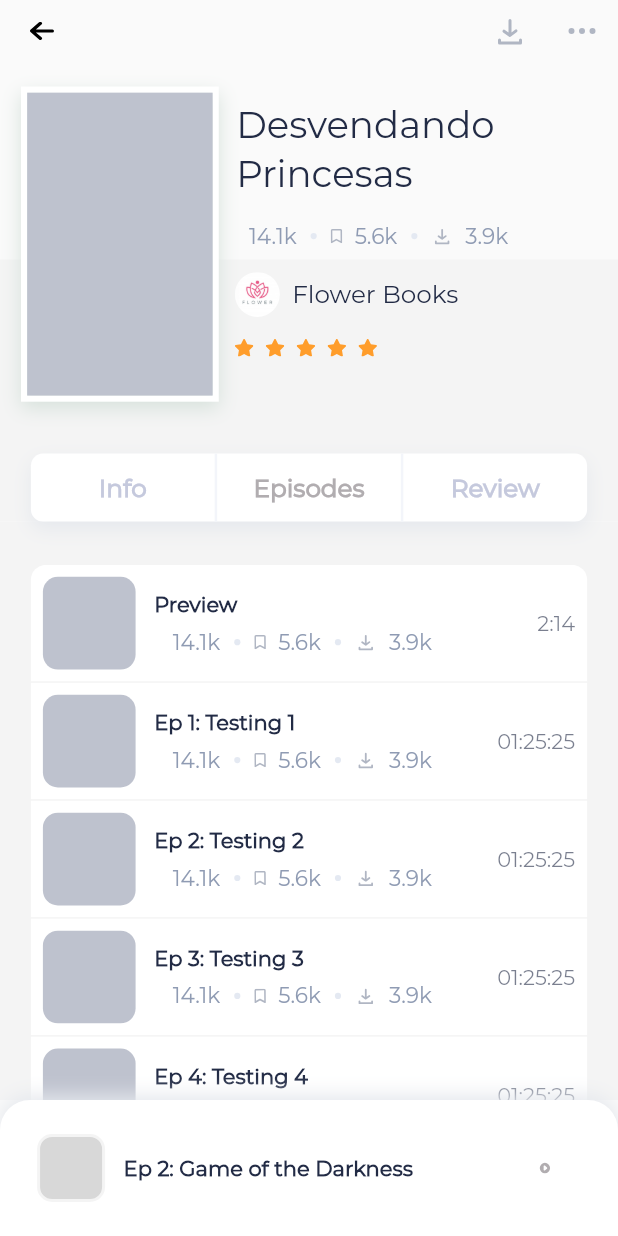
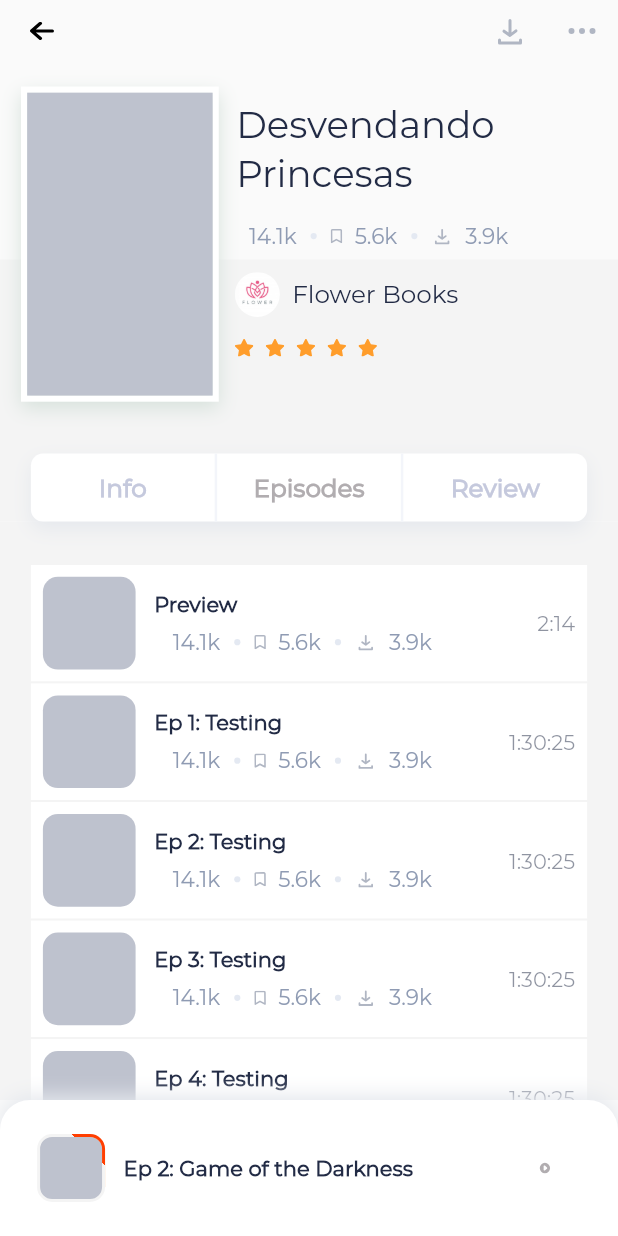
Before and after one commit to gairick-saha/book, a Flutter app: the screen it shows after launch, after a tap on an icon or button, on a phone screen of 412 x 824 dp. Run offline on Flutter 3.47's test engine with Material 2 defaults, Android fonts, the phone set to English and light mode, and no system bars; our stand-ins replace flutter_svg, get; missing offline and left inert: epub_viewer; project files that could hold a hidden picture were left out.

Commit message:
bottom miniplayer indicator border added

```diff
--- /dev/null
+++ b/lib/constants/duration_format.dart
@@ -0,0 +1,25 @@
+class DurationFormatter {
+  static String formatDuration(Duration d) {
+    var seconds = d.inSeconds;
+    final days = seconds ~/ Duration.secondsPerDay;
+    seconds -= days * Duration.secondsPerDay;
+    final hours = seconds ~/ Duration.secondsPerHour;
+    seconds -= hours * Duration.secondsPerHour;
+    final minutes = seconds ~/ Duration.secondsPerMinute;
+    seconds -= minutes * Duration.secondsPerMinute;
+
+    final List<String> tokens = [];
+    if (days != 0) {
+      tokens.add('$days');
+    }
+    if (tokens.isNotEmpty || hours != 0) {
+      tokens.add('$hours');
+    }
+    if (tokens.isNotEmpty || minutes != 0) {
+      tokens.add('$minutes');
+    }
+    tokens.add('$seconds');
+
+    return tokens.join(':');
+  }
+}
--- a/lib/controller/book_controller.dart
+++ /dev/null
@@ -1,14 +0,0 @@
-import 'package:get/get.dart';
-
-class BookController extends GetxController {
-  double _initialRating = 0;
-  double _totalRating = 4;
-
-  double get initialRating => _initialRating;
-  double get totalRating => _totalRating;
-
-  void updateRating(value) {
-    _totalRating = value;
-    update();
-  }
-}
--- a/lib/models/episode_model.dart
+++ b/lib/models/episode_model.dart
@@ -1,9 +1,78 @@
 class EpisodeModel {
+  final int episodeNumber;
   final String episodeTitle;
-  final Duration time;
+  final Duration episodeDuration;
 
   EpisodeModel({
+    this.episodeNumber,
     this.episodeTitle,
-    this.time,
+    this.episodeDuration,
   });
 }
+
+EpisodeModel get previewEpisode => EpisodeModel(
+      episodeNumber: 0,
+      episodeTitle: 'Preview',
+      episodeDuration: Duration(
+        hours: 0,
+        minutes: 30,
+        seconds: 25,
+      ),
+    );
+
+List<EpisodeModel> get allEpisodes => [
+      EpisodeModel(
+        episodeNumber: 1,
+        episodeTitle: 'Destiny',
+        episodeDuration: Duration(
+          hours: 0,
+          minutes: 30,
+          seconds: 20,
+        ),
+      ),
+      EpisodeModel(
+        episodeNumber: 2,
+        episodeTitle: 'Game of the Darkness',
+        episodeDuration: Duration(
+          hours: 0,
+          minutes: 30,
+          seconds: 20,
+        ),
+      ),
+      EpisodeModel(
+        episodeNumber: 3,
+        episodeTitle: 'Andora Icelands ',
+        episodeDuration: Duration(
+          hours: 1,
+          minutes: 25,
+          seconds: 0,
+        ),
+      ),
+      EpisodeModel(
+        episodeNumber: 4,
+        episodeTitle: 'Destiny',
+        episodeDuration: Duration(
+          hours: 0,
+          minutes: 30,
+          seconds: 20,
+        ),
+      ),
+      EpisodeModel(
+        episodeNumber: 5,
+        episodeTitle: 'Game of the Darkness',
+        episodeDuration: Duration(
+          hours: 0,
+          minutes: 30,
+          seconds: 20,
+        ),
+      ),
+      EpisodeModel(
+        episodeNumber: 6,
+        episodeTitle: 'Andora Icelands ',
+        episodeDuration: Duration(
+          hours: 1,
+          minutes: 25,
+          seconds: 0,
+        ),
+      ),
+    ];
--- a/lib/ui/screens/detail_book_screen.dart
+++ b/lib/ui/screens/detail_book_screen.dart
@@ -181,8 +181,8 @@ Widget _bannerWidget(
             },
           ),
           BookCover(
-            width: screenWidth * 0.375,
-            height: screenHeight * 0.26,
+            screenWidth: screenWidth * 0.375,
+            screenHeight: screenHeight * 0.26,
             cornerRadius: 10.0,
             colour: Color(0xff838589),
           ),
--- a/lib/ui/screens/episodes_resume_screen.dart
+++ b/lib/ui/screens/episodes_resume_screen.dart
@@ -1,14 +1,15 @@
 import 'dart:io';
 import 'package:book/ui/screens/detail_book_screen.dart';
+import 'package:book/ui/screens/episode_screen.dart';
 import 'package:book/ui/widgets/backButton_widget.dart';
 import 'package:book/ui/widgets/book_cover_widget.dart';
 import 'package:book/ui/widgets/book_popularity_widget.dart';
 import 'package:book/ui/widgets/divider_widget.dart';
 import 'package:book/ui/widgets/episode_card_widget.dart';
-import 'package:book/ui/widgets/episode_preview_card_widget.dart';
 import 'package:book/ui/widgets/rating_widget.dart';
 import 'package:flutter/material.dart';
 import 'package:flutter_svg/flutter_svg.dart';
+import 'package:get/get.dart';
 
 class EpisodesResumeScreen extends StatelessWidget {
   const EpisodesResumeScreen({Key key}) : super(key: key);
@@ -88,6 +89,8 @@ class EpisodesResumeScreen extends StatelessWidget {
                             left: width * 0.043,
                           ),
                           child: BookPopularityWidget(
+                            screenWidth: width,
+                            screenHeight: height,
                             leftText: '14.1k',
                             middleText: '5.6k',
                             rightText: '3.9k',
@@ -136,7 +139,10 @@ class EpisodesResumeScreen extends StatelessWidget {
                             ),
                           ],
                         ),
-                        RatingWidget(),
+                        RatingWidget(
+                          screenWidth: width,
+                          screenHeight: height,
+                        ),
                       ],
                     ),
                   ),
@@ -160,8 +166,8 @@ class EpisodesResumeScreen extends StatelessWidget {
                       ),
                       child: BookCover(
                         cornerRadius: 0.0,
-                        width: width * 0.3,
-                        height: height * 0.245,
+                        screenWidth: width * 0.3,
+                        screenHeight: height * 0.245,
                         colour: Color(0xffbec2ce),
                       ),
                     ),
@@ -193,27 +199,42 @@ class EpisodesResumeScreen extends StatelessWidget {
             itemCount: 10,
             itemBuilder: ((BuildContext context, int index) {
               if (index == 0) {
-                return EpisodePreviewCardWidget(
+                return InkWell(
+                  onTap: () {
+                    print('List Item : $index');
+                    Get.to(() => EpisodeScreen());
+                  },
+                  child: EpisodeCardWidget(
                     screenHeight: height,
                     screenWidth: width,
+                    episodeTitle: 'Preview',
+                    episodeDuration: Duration(
+                      minutes: 2,
+                      seconds: 14,
+                    ),
+                  ),
                 );
               } else {
-                return EpisodeCardWidget(
+                return InkWell(
+                  onTap: () {
+                    print('List Item : $index');
+                  },
+                  child: EpisodeCardWidget(
                     screenHeight: height,
                     screenWidth: width,
-                  episodeIndex: index,
-                  episodeTitle: 'Testing $index',
+                    episodeTitle: 'Ep $index: Testing',
                     episodeDuration: Duration(
                       hours: 1,
-                    minutes: 25,
+                      minutes: 30,
                       seconds: 25,
+                    ),
                   ),
                 );
               }
             }),
             separatorBuilder: (BuildContext context, _) => CustomDivider(
-              width: width * 0.9,
-              height: height * 0.001,
+              screenWidth: width * 0.09,
+              screenHeight: height * 0.0015,
               shape: BoxShape.rectangle,
               color: Color(0xfff4f4f4),
             ),
@@ -315,8 +336,8 @@ Widget _navButton(
         ),
       ),
       CustomDivider(
-        width: screenWidth * 0.004,
-        height: screenHeight * 0.055,
+        screenWidth: screenWidth * 0.004,
+        screenHeight: screenHeight * 0.055,
         shape: BoxShape.rectangle,
         color: Color(0xfff3f5fa),
       ),
@@ -342,8 +363,8 @@ Widget _navButton(
         ),
       ),
       CustomDivider(
-        width: screenWidth * 0.004,
-        height: screenHeight * 0.055,
+        screenWidth: screenWidth * 0.004,
+        screenHeight: screenHeight * 0.055,
         shape: BoxShape.rectangle,
         color: Color(0xfff3f5fa),
       ),
@@ -399,12 +420,14 @@ Widget _bottomSheet(
       ),
       child: Row(
         children: [
+          Stack(
+            children: [
               Container(
-            clipBehavior: Clip.hardEdge,
+                clipBehavior: Clip.none,
                 width: screenWidth * 0.11,
                 height: screenHeight * 0.055,
                 decoration: BoxDecoration(
-              color: Color(0xffd8d8d8),
+                  color: Color(0xffbec2ce),
                   borderRadius: BorderRadius.all(
                     Radius.circular(10.0),
                   ),
@@ -413,6 +436,54 @@ Widget _bottomSheet(
                     width: 2,
                   ),
                 ),
+              ),
+              ShaderMask(
+                shaderCallback: (rect) {
+                  return SweepGradient(
+                      colors: [
+                        Color(0xffff7e00),
+                        Colors.transparent,
+                      ],
+                      center: Alignment.topCenter,
+                      startAngle: 0.0,
+                      endAngle: 1.5,
+                      stops: [
+                        0.5,
+                        0.5,
+                      ]).createShader(rect);
+                },
+                child: Container(
+                  width: screenWidth * 0.11,
+                  height: screenHeight * 0.055,
+                  decoration: BoxDecoration(
+                    color: Colors.transparent,
+                    borderRadius: BorderRadius.all(
+                      Radius.circular(10.0),
+                    ),
+                    border: Border.all(
+                      color: Color(0xffff7e00),
+                      width: 2,
+                    ),
+                  ),
+                ),
+              ),
+
+              // Container(
+              //   clipBehavior: Clip.hardEdge,
+              //   width: screenWidth * 0.11,
+              //   height: screenHeight * 0.055,
+              //   decoration: BoxDecoration(
+              //     // color: Color(0xffff7e00),
+              //     borderRadius: BorderRadius.all(
+              //       Radius.circular(10.0),
+              //     ),
+              //     border: Border.all(
+              //       color: Color(0xffff7e00),
+              //       width: 2,
+              //     ),
+              //   ),
+              // ),
+            ],
           ),
           SizedBox(
             width: screenWidth * 0.03,
--- a/lib/ui/widgets/backButton_widget.dart
+++ b/lib/ui/widgets/backButton_widget.dart
@@ -16,7 +16,6 @@ class BackButtonWidget extends StatelessWidget {
       highlightColor: Colors.transparent,
       icon: this.icon,
       onPressed: () {
-        print('appbar back button');
         Get.offAll(
           () => this.route,
         );
--- a/lib/ui/widgets/book_cover_widget.dart
+++ b/lib/ui/widgets/book_cover_widget.dart
@@ -4,14 +4,14 @@ import 'package:get/get.dart';
 
 class BookCover extends GetWidget<EpubController> {
   final double cornerRadius;
-  final double width;
-  final double height;
+  final double screenWidth;
+  final double screenHeight;
   final Color colour;
 
   BookCover({
     @required this.cornerRadius,
-    @required this.width,
-    @required this.height,
+    @required this.screenWidth,
+    @required this.screenHeight,
     @required this.colour,
   });
 
@@ -22,8 +22,8 @@ class BookCover extends GetWidget<EpubController> {
         controller.openBook();
       },
       child: Container(
-        width: this.width,
-        height: this.height,
+        width: this.screenWidth,
+        height: this.screenHeight,
         decoration: BoxDecoration(
           borderRadius: BorderRadius.all(
             Radius.circular(this.cornerRadius),
--- a/lib/ui/widgets/book_popularity_widget.dart
+++ b/lib/ui/widgets/book_popularity_widget.dart
@@ -3,6 +3,8 @@ import 'package:flutter/material.dart';
 import 'package:flutter_svg/flutter_svg.dart';
 
 class BookPopularityWidget extends StatelessWidget {
+  final double screenHeight;
+  final double screenWidth;
   final String leftText;
   final String middleText;
   final String rightText;
@@ -11,13 +13,12 @@ class BookPopularityWidget extends StatelessWidget {
     @required this.leftText,
     @required this.middleText,
     @required this.rightText,
+    @required this.screenHeight,
+    @required this.screenWidth,
   });
 
   @override
   Widget build(BuildContext context) {
-    final width = MediaQuery.of(context).size.width;
-    final height = MediaQuery.of(context).size.height;
-
     return Row(
       mainAxisSize: MainAxisSize.min,
       children: [
@@ -27,13 +28,13 @@ class BookPopularityWidget extends StatelessWidget {
             color: Color(0xff8f9bb3),
             fontWeight: FontWeight.w500,
             fontFamily: "Montserrat",
-            fontSize: width * 0.035,
+            fontSize: screenWidth * 0.035,
           ),
           textAlign: TextAlign.left,
         ),
         CustomDivider(
-          width: width * 0.055,
-          height: height * 0.005,
+          screenWidth: screenWidth * 0.055,
+          screenHeight: screenHeight * 0.005,
           shape: BoxShape.circle,
           color: Color(0xffe4e9f2),
         ),
@@ -41,7 +42,7 @@ class BookPopularityWidget extends StatelessWidget {
           children: [
             Padding(
               padding: EdgeInsets.only(
-                right: width * 0.02,
+                right: screenWidth * 0.02,
               ),
               child: SvgPicture.asset(
                 'assets/icons/save.svg',
@@ -54,16 +55,15 @@ class BookPopularityWidget extends StatelessWidget {
                 color: Color(0xff8f9bb3),
                 fontWeight: FontWeight.w500,
                 fontFamily: "Montserrat",
-                fontStyle: FontStyle.normal,
-                fontSize: width * 0.035,
+                fontSize: screenWidth * 0.035,
               ),
               textAlign: TextAlign.left,
-            )
+            ),
           ],
         ),
         CustomDivider(
-          width: width * 0.055,
-          height: height * 0.005,
+          screenWidth: screenWidth * 0.055,
+          screenHeight: screenHeight * 0.005,
           shape: BoxShape.circle,
           color: Color(0xffe4e9f2),
         ),
@@ -71,11 +71,11 @@ class BookPopularityWidget extends StatelessWidget {
           children: [
             Padding(
               padding: EdgeInsets.only(
-                right: width * 0.02,
+                right: screenWidth * 0.02,
               ),
               child: SvgPicture.asset(
                 'assets/icons/download.svg',
-                width: width * 0.035,
+                width: screenWidth * 0.035,
                 color: Color(0xffb0b6c3),
               ),
             ),
@@ -85,8 +85,7 @@ class BookPopularityWidget extends StatelessWidget {
                 color: Color(0xff8f9bb3),
                 fontWeight: FontWeight.w500,
                 fontFamily: "Montserrat",
-                fontStyle: FontStyle.normal,
-                fontSize: width * 0.035,
+                fontSize: screenWidth * 0.035,
               ),
               textAlign: TextAlign.left,
             )
--- a/lib/ui/widgets/divider_widget.dart
+++ b/lib/ui/widgets/divider_widget.dart
@@ -1,14 +1,14 @@
 import 'package:flutter/material.dart';
 
 class CustomDivider extends StatelessWidget {
-  final double width;
-  final double height;
+  final double screenWidth;
+  final double screenHeight;
   final BoxShape shape;
   final Color color;
 
   const CustomDivider({
-    @required this.width,
-    @required this.height,
+    @required this.screenWidth,
+    @required this.screenHeight,
     @required this.shape,
     @required this.color,
   });
@@ -16,8 +16,8 @@ class CustomDivider extends StatelessWidget {
   @override
   Widget build(BuildContext context) {
     return SizedBox(
-      width: this.width,
-      height: this.height,
+      width: this.screenWidth,
+      height: this.screenHeight,
       child: DecoratedBox(
         decoration: BoxDecoration(
           // color: Color(0xffe4e9f2),
--- a/lib/ui/widgets/episode_card_widget.dart
+++ b/lib/ui/widgets/episode_card_widget.dart
@@ -1,17 +1,16 @@
+import 'package:book/constants/duration_format.dart';
 import 'package:book/ui/widgets/book_popularity_widget.dart';
 import 'package:flutter/material.dart';
 
 class EpisodeCardWidget extends StatelessWidget {
   final double screenHeight;
   final double screenWidth;
-  final int episodeIndex;
   final String episodeTitle;
   final Duration episodeDuration;
 
   const EpisodeCardWidget({
     @required this.screenHeight,
     @required this.screenWidth,
-    @required this.episodeIndex,
     @required this.episodeTitle,
     @required this.episodeDuration,
   });
@@ -19,11 +18,6 @@ class EpisodeCardWidget extends StatelessWidget {
   @override
   Widget build(BuildContext context) {
     return Center(
-      child: InkWell(
-        onTap: () {
-          print('List Item : ${this.episodeIndex}');
-          print('List Item : ${this.episodeDuration}');
-        },
       child: Container(
         width: this.screenWidth * 0.9,
         decoration: BoxDecoration(
@@ -53,7 +47,7 @@ class EpisodeCardWidget extends StatelessWidget {
                 mainAxisSize: MainAxisSize.min,
                 children: [
                   Text(
-                      "Ep ${this.episodeIndex}: ${this.episodeTitle}",
+                    "${this.episodeTitle}",
                     style: const TextStyle(
                       color: const Color(0xff222b45),
                       fontWeight: FontWeight.w600,
@@ -66,6 +60,8 @@ class EpisodeCardWidget extends StatelessWidget {
                       top: this.screenHeight * 0.01,
                     ),
                     child: BookPopularityWidget(
+                      screenWidth: screenWidth,
+                      screenHeight: screenHeight,
                       leftText: '14.1k',
                       middleText: '5.6k',
                       rightText: '3.9k',
@@ -75,10 +71,9 @@ class EpisodeCardWidget extends StatelessWidget {
               ),
               Spacer(),
               Opacity(
-                  opacity: 0.5982142686843872,
+                opacity: 0.5,
                 child: Text(
-                    "${(this.episodeDuration).toString().split('.').first.padLeft(8, "0")}",
-                    // "1:30:25",
+                  "${DurationFormatter.formatDuration(this.episodeDuration)}",
                   style: const TextStyle(
                     color: const Color(0xff222b45),
                     fontWeight: FontWeight.w500,
@@ -91,7 +86,6 @@ class EpisodeCardWidget extends StatelessWidget {
           ),
         ),
       ),
-      ),
     );
   }
 }
--- a/lib/ui/widgets/episode_preview_card_widget.dart
+++ /dev/null
@@ -1,96 +0,0 @@
-import 'package:book/ui/screens/episode_screen.dart';
-import 'package:book/ui/widgets/book_popularity_widget.dart';
-import 'package:flutter/material.dart';
-import 'package:get/get.dart';
-
-class EpisodePreviewCardWidget extends StatelessWidget {
-  final double screenHeight;
-  final double screenWidth;
-
-  const EpisodePreviewCardWidget({
-    @required this.screenHeight,
-    @required this.screenWidth,
-  });
-
-  @override
-  Widget build(BuildContext context) {
-    return Center(
-      child: InkWell(
-        onTap: () {
-          // print('Preview');
-          Get.to(() => EpisodeScreen());
-        },
-        child: Container(
-          width: this.screenWidth * 0.9,
-          decoration: BoxDecoration(
-            color: Color(0xffffffff),
-            borderRadius: BorderRadius.only(
-              topLeft: Radius.circular(10.0),
-              topRight: Radius.circular(10.0),
-            ),
-          ),
-          child: Padding(
-            padding: EdgeInsets.all(8.0),
-            child: Row(
-              children: [
-                SizedBox(
-                  width: this.screenWidth * 0.15,
-                  height: this.screenHeight * 0.075,
-                  child: DecoratedBox(
-                    decoration: BoxDecoration(
-                      color: Color(0xffbec2ce),
-                      borderRadius: BorderRadius.all(
-                        Radius.circular(10.0),
-                      ),
-                    ),
-                  ),
-                ),
-                SizedBox(
-                  width: this.screenWidth * 0.03,
-                ),
-                Column(
-                  crossAxisAlignment: CrossAxisAlignment.start,
-                  mainAxisSize: MainAxisSize.min,
-                  children: [
-                    Text(
-                      "Preview",
-                      style: const TextStyle(
-                        color: const Color(0xff222b45),
-                        fontWeight: FontWeight.w600,
-                        fontFamily: "Montserrat",
-                      ),
-                    ),
-                    Container(
-                      margin: EdgeInsets.only(
-                        left: this.screenWidth * 0.03,
-                        top: this.screenHeight * 0.01,
-                      ),
-                      child: BookPopularityWidget(
-                        leftText: '14.1k',
-                        middleText: '5.6k',
-                        rightText: '3.9k',
-                      ),
-                    )
-                  ],
-                ),
-                Spacer(),
-                Opacity(
-                  opacity: 0.5982142686843872,
-                  child: Text(
-                    "2:14",
-                    style: const TextStyle(
-                      color: const Color(0xff222b45),
-                      fontWeight: FontWeight.w500,
-                      fontFamily: "Montserrat",
-                    ),
-                    textAlign: TextAlign.right,
-                  ),
-                ),
-              ],
-            ),
-          ),
-        ),
-      ),
-    );
-  }
-}
--- a/lib/ui/widgets/rating_widget.dart
+++ b/lib/ui/widgets/rating_widget.dart
@@ -1,25 +1,20 @@
 import 'package:flutter/material.dart';
 import 'package:flutter_svg/flutter_svg.dart';
 
-class RatingWidget extends StatefulWidget {
-  const RatingWidget({Key key}) : super(key: key);
+class RatingWidget extends StatelessWidget {
+  final double screenHeight;
+  final double screenWidth;
 
-  @override
-  _RatingWidgetState createState() => _RatingWidgetState();
-}
-
-class _RatingWidgetState extends State<RatingWidget> {
-  double initialRating = 0;
+  const RatingWidget({
+    @required this.screenHeight,
+    @required this.screenWidth,
+  });
 
   @override
   Widget build(BuildContext context) {
-    final width = MediaQuery.of(context).size.width;
-    final height = MediaQuery.of(context).size.height;
-
     return Container(
-      // color: Colors.red,
-      width: width * 0.28,
-      height: height * 0.05,
+      width: this.screenWidth * 0.28,
+      height: this.screenHeight * 0.05,
       child: ListView.separated(
         scrollDirection: Axis.horizontal,
         shrinkWrap: true,
@@ -27,14 +22,14 @@ class _RatingWidgetState extends State<RatingWidget> {
         itemBuilder: (BuildContext context, rating) {
           return SvgPicture.asset(
             'assets/icons/empty_star.svg',
-            width: width * 0.03,
+            width: screenWidth * 0.03,
             // color: Color(0xff8f9bb3),
             color: Color(0xffff9d2b),
           );
         },
         separatorBuilder: (BuildContext context, int index) {
           return SizedBox(
-            width: width * 0.02,
+            width: screenWidth * 0.02,
           );
         },
       ),
```
Also changed, not shown: lib/controller/episode_controller.dart (added, +8 -0 lines). Lines whose indentation alone changed are shown as unchanged.
